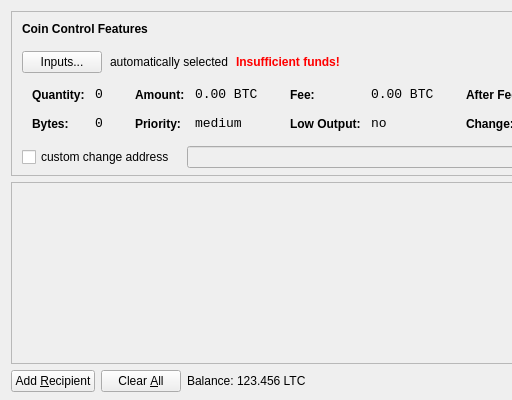
First picture: the form in src/qt/forms/sendcoinsdialog.ui, repository naztuvieja/cointest, before the edit; both pictures show x 0 to 512 and y 0 to 400 of the 850 by 400 pixel window.
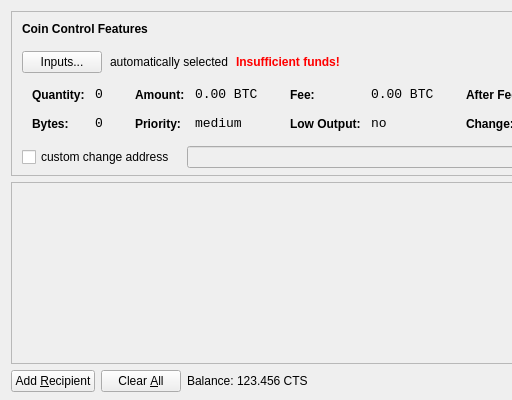
Second picture: the form after the edit. Icons and pictures are not drawn.

```diff
--- a/src/qt/forms/sendcoinsdialog.ui
+++ b/src/qt/forms/sendcoinsdialog.ui
@@ -720,7 +720,7 @@
           <cursorShape>IBeamCursor</cursorShape>
          </property>
          <property name="text">
-          <string>123.456 LTC</string>
+          <string>123.456 CTS</string>
          </property>
          <property name="textInteractionFlags">
           <set>Qt::LinksAccessibleByMouse|Qt::TextSelectableByKeyboard|Qt::TextSelectableByMouse</set>
```
